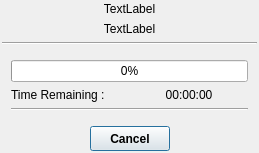
trisyoungs/aten, file trunk/src/gui/progress.ui: the form before one commit.
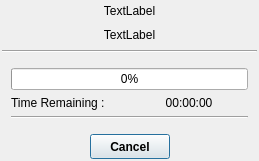
The form after the commit. Icons and pictures are not drawn.

Commit message: Renamed some functions in DisorderData and MonteCarlo::disorder() for clarity. Implemented new GUI progress dialog. Fixed Windows build. Fixed - All dock widgets referred to the wrong button (AtomListButton) when setting its own state. Fixed - Corruption and update of extra visual elements from CellTransform widget.

The edit to the form file:
```diff
--- a/trunk/src/gui/progress.ui
+++ b/trunk/src/gui/progress.ui
@@ -6,7 +6,7 @@
     <x>0</x>
     <y>0</y>
     <width>259</width>
-    <height>131</height>
+    <height>161</height>
    </rect>
   </property>
   <property name="sizePolicy">
@@ -141,6 +141,12 @@
         <iconset resource="icons.qrc">
          <normaloff>:/basic/icons/basic_cross.svg</normaloff>:/basic/icons/basic_cross.svg</iconset>
        </property>
+       <property name="iconSize">
+        <size>
+         <width>16</width>
+         <height>16</height>
+        </size>
+       </property>
       </widget>
      </item>
      <item>
```
Left out of the diff: 3 changed lines with no effect on the pictures. The commit also changes 31 other files.
